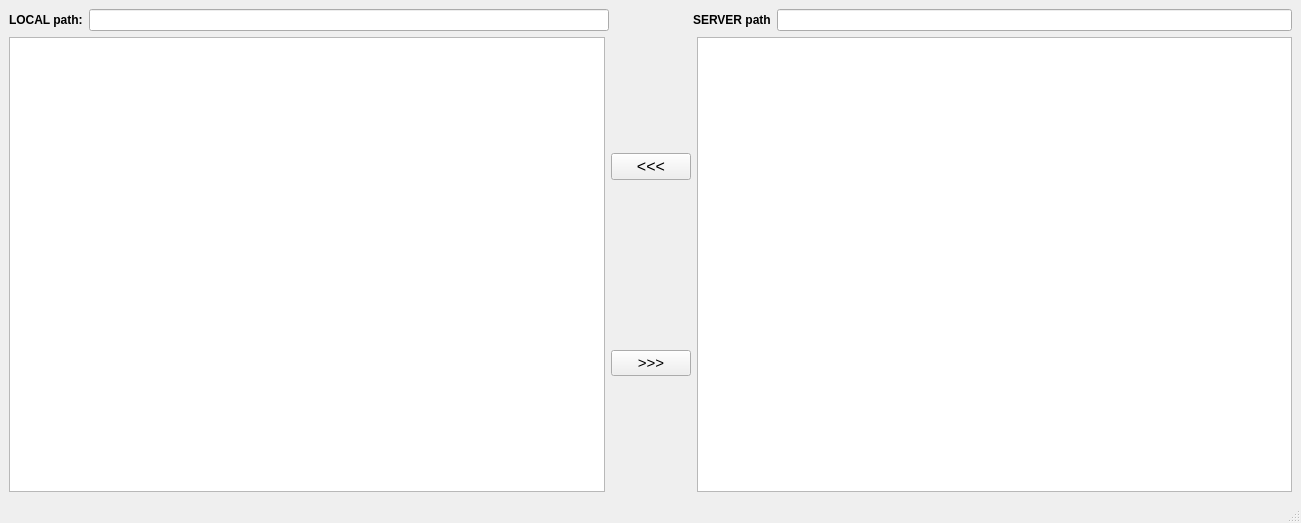
Old version of the form Maya_Tools/Developer/Main/UI/UploadAsset.ui in the repository code-google-com/mayatools.
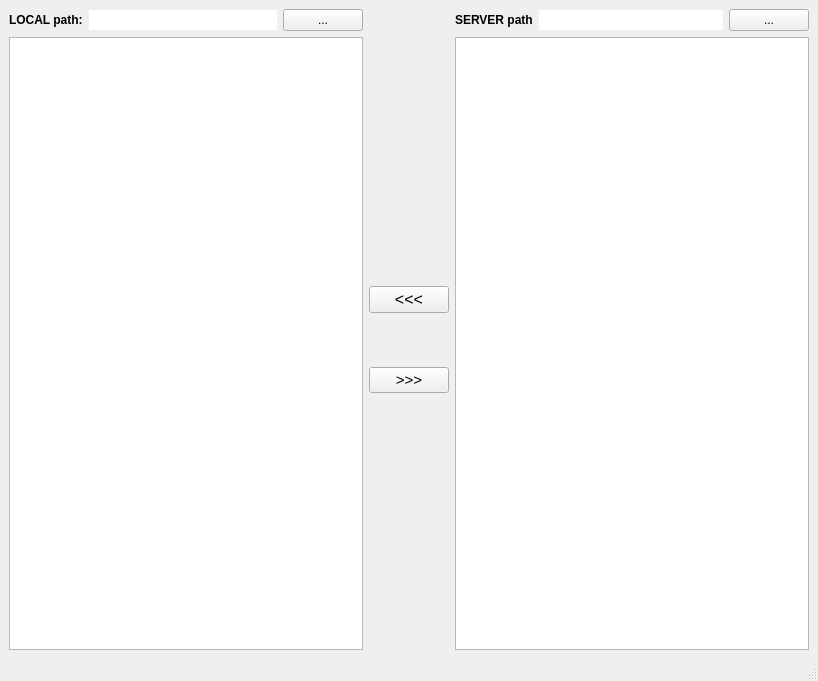
New version of the form. Icons and pictures are not drawn.

The edit to the form file:
```diff
--- a/Maya_Tools/Developer/Main/UI/UploadAsset.ui
+++ b/Maya_Tools/Developer/Main/UI/UploadAsset.ui
@@ -6,8 +6,8 @@
    <rect>
     <x>0</x>
     <y>0</y>
-    <width>1301</width>
-    <height>523</height>
+    <width>818</width>
+    <height>681</height>
    </rect>
   </property>
   <property name="windowTitle">
@@ -17,15 +17,22 @@
    <bool>true</bool>
   </property>
   <widget class="QWidget" name="centralwidget">
-   <layout class="QHBoxLayout" name="horizontalLayout_3">
+   <layout class="QHBoxLayout" name="horizontalLayout_2">
     <item>
      <layout class="QVBoxLayout" name="verticalLayout_2">
       <item>
-       <layout class="QHBoxLayout" name="horizontalLayout_8">
-        <item>
          <layout class="QHBoxLayout" name="horizontalLayout">
+        <property name="sizeConstraint">
+         <enum>QLayout::SetFixedSize</enum>
+        </property>
           <item>
            <widget class="QLabel" name="label">
+          <property name="sizePolicy">
+           <sizepolicy hsizetype="Fixed" vsizetype="Fixed">
+            <horstretch>0</horstretch>
+            <verstretch>0</verstretch>
+           </sizepolicy>
+          </property>
             <property name="font">
              <font>
               <pointsize>9</pointsize>
@@ -43,16 +50,91 @@
           </item>
           <item>
            <widget class="QLineEdit" name="lineLocal">
+          <property name="sizePolicy">
+           <sizepolicy hsizetype="Minimum" vsizetype="Fixed">
+            <horstretch>1</horstretch>
+            <verstretch>0</verstretch>
+           </sizepolicy>
+          </property>
             <property name="frame">
-             <bool>true</bool>
+           <bool>false</bool>
             </property>
             <property name="readOnly">
              <bool>true</bool>
             </property>
            </widget>
           </item>
-         </layout>
-        </item>
+        <item>
+         <widget class="QPushButton" name="pushButton">
+          <property name="sizePolicy">
+           <sizepolicy hsizetype="Fixed" vsizetype="Fixed">
+            <horstretch>0</horstretch>
+            <verstretch>0</verstretch>
+           </sizepolicy>
+          </property>
+          <property name="minimumSize">
+           <size>
+            <width>2</width>
+            <height>0</height>
+           </size>
+          </property>
+          <property name="text">
+           <string>...</string>
+          </property>
+         </widget>
+        </item>
+       </layout>
+      </item>
+      <item>
+       <widget class="QTreeView" name="treeViewLocal">
+        <property name="mouseTracking">
+         <bool>true</bool>
+        </property>
+        <property name="focusPolicy">
+         <enum>Qt::ClickFocus</enum>
+        </property>
+        <property name="contextMenuPolicy">
+         <enum>Qt::CustomContextMenu</enum>
+        </property>
+        <property name="acceptDrops">
+         <bool>true</bool>
+        </property>
+        <property name="autoFillBackground">
+         <bool>true</bool>
+        </property>
+        <property name="dragDropMode">
+         <enum>QAbstractItemView::DragDrop</enum>
+        </property>
+        <property name="alternatingRowColors">
+         <bool>true</bool>
+        </property>
+        <property name="selectionMode">
+         <enum>QAbstractItemView::ExtendedSelection</enum>
+        </property>
+        <property name="iconSize">
+         <size>
+          <width>24</width>
+          <height>24</height>
+         </size>
+        </property>
+        <property name="sortingEnabled">
+         <bool>true</bool>
+        </property>
+        <property name="animated">
+         <bool>true</bool>
+        </property>
+        <attribute name="headerCascadingSectionResizes">
+         <bool>true</bool>
+        </attribute>
+        <attribute name="headerDefaultSectionSize">
+         <number>250</number>
+        </attribute>
+       </widget>
+      </item>
+     </layout>
+    </item>
+    <item>
+     <layout class="QVBoxLayout" name="verticalLayout_4">
         <item>
          <spacer name="horizontalSpacer_4">
           <property name="orientation">
@@ -70,78 +152,6 @@
          </spacer>
         </item>
         <item>
-         <layout class="QHBoxLayout" name="horizontalLayout_7">
-          <item>
-           <widget class="QLabel" name="label_2">
-            <property name="font">
-             <font>
-              <pointsize>9</pointsize>
-              <weight>75</weight>
-              <bold>true</bold>
-             </font>
-            </property>
-            <property name="text">
-             <string>SERVER path</string>
-            </property>
-           </widget>
-          </item>
-          <item>
-           <widget class="QLineEdit" name="lineServer">
-            <property name="readOnly">
-             <bool>true</bool>
-            </property>
-           </widget>
-          </item>
-         </layout>
-        </item>
-       </layout>
-      </item>
-      <item>
-       <layout class="QHBoxLayout" name="horizontalLayout_2">
-        <item>
-         <widget class="QTreeView" name="treeViewLocal">
-          <property name="mouseTracking">
-           <bool>true</bool>
-          </property>
-          <property name="focusPolicy">
-           <enum>Qt::ClickFocus</enum>
-          </property>
-          <property name="contextMenuPolicy">
-           <enum>Qt::CustomContextMenu</enum>
-          </property>
-          <property name="acceptDrops">
-           <bool>true</bool>
-          </property>
-          <property name="autoFillBackground">
-           <bool>true</bool>
-          </property>
-          <property name="dragDropMode">
-           <enum>QAbstractItemView::DragDrop</enum>
-          </property>
-          <property name="alternatingRowColors">
-           <bool>true</bool>
-          </property>
-          <property name="selectionMode">
-           <enum>QAbstractItemView::ExtendedSelection</enum>
-          </property>
-          <property name="iconSize">
-           <size>
-            <width>24</width>
-            <height>24</height>
-           </size>
-          </property>
-          <property name="sortingEnabled">
-           <bool>true</bool>
-          </property>
-          <attribute name="headerCascadingSectionResizes">
-           <bool>true</bool>
-          </attribute>
-          <attribute name="headerDefaultSectionSize">
-           <number>250</number>
-          </attribute>
-         </widget>
-        </item>
-        <item>
          <layout class="QVBoxLayout" name="verticalLayout">
           <item>
            <widget class="QPushButton" name="btntoLocal">
@@ -187,6 +197,63 @@
           </item>
          </layout>
         </item>
+     </layout>
+    </item>
+    <item>
+     <layout class="QVBoxLayout" name="verticalLayout_3">
+      <item>
+       <layout class="QHBoxLayout" name="horizontalLayout_3">
+        <item>
+         <widget class="QLabel" name="label_2">
+          <property name="sizePolicy">
+           <sizepolicy hsizetype="Fixed" vsizetype="Preferred">
+            <horstretch>0</horstretch>
+            <verstretch>0</verstretch>
+           </sizepolicy>
+          </property>
+          <property name="font">
+           <font>
+            <pointsize>9</pointsize>
+            <weight>75</weight>
+            <bold>true</bold>
+           </font>
+          </property>
+          <property name="text">
+           <string>SERVER path</string>
+          </property>
+         </widget>
+        </item>
+        <item>
+         <widget class="QLineEdit" name="lineServer">
+          <property name="sizePolicy">
+           <sizepolicy hsizetype="Minimum" vsizetype="Fixed">
+            <horstretch>0</horstretch>
+            <verstretch>0</verstretch>
+           </sizepolicy>
+          </property>
+          <property name="frame">
+           <bool>false</bool>
+          </property>
+          <property name="readOnly">
+           <bool>true</bool>
+          </property>
+         </widget>
+        </item>
+        <item>
+         <widget class="QPushButton" name="pushButton_2">
+          <property name="sizePolicy">
+           <sizepolicy hsizetype="Fixed" vsizetype="Fixed">
+            <horstretch>0</horstretch>
+            <verstretch>0</verstretch>
+           </sizepolicy>
+          </property>
+          <property name="text">
+           <string>...</string>
+          </property>
+         </widget>
+        </item>
+       </layout>
+      </item>
         <item>
          <widget class="QTreeView" name="treeViewServer">
           <property name="mouseTracking">
@@ -248,8 +315,8 @@
        </layout>
       </item>
      </layout>
-    </item>
-   </layout>
+   <zorder>pushButton</zorder>
+   <zorder>verticalSpacer_3</zorder>
   </widget>
   <widget class="QMenuBar" name="menubar">
    <property name="enabled">
```
Left out of the diff: 2 changed lines with no effect on the pictures. Lines whose indentation alone changed are shown as unchanged.
